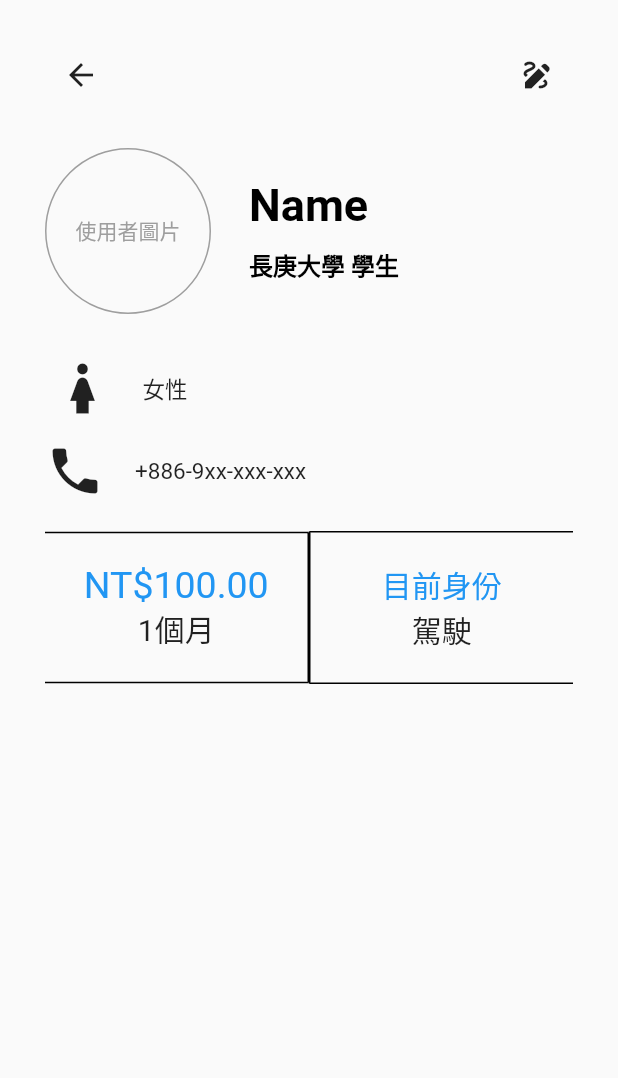
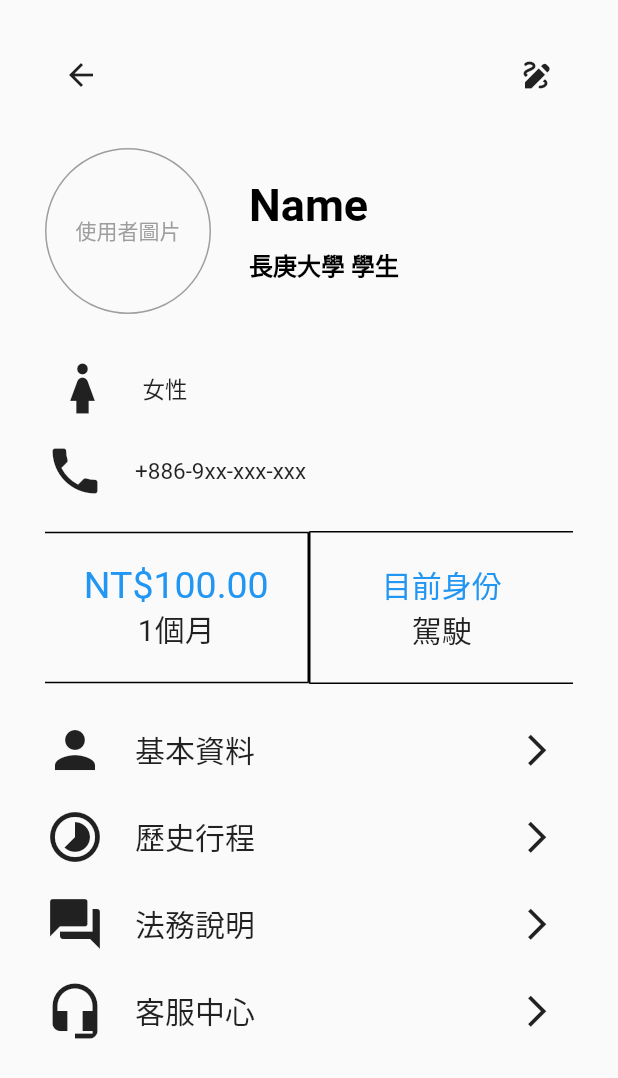
Before and after one commit to DraggyChen/pickup_flutter_app, a Flutter app: the Settings_page screen opened directly, on a phone screen of 412 x 824 dp. Shown: the top 1078 px of the screen. Run offline on Flutter 3.47's test engine with Material 2 defaults, Android fonts, the phone set to English and light mode, and no system bars; our stand-ins replace image_picker, mask_text_input_formatter.

Commit message:
設定：基本資料、歷史行程、法務說明、客服中心 的Row

```diff
--- a/lib/view/settings/settings_page.dart
+++ b/lib/view/settings/settings_page.dart
@@ -1,4 +1,5 @@
 import 'package:flutter/material.dart';
+import 'package:pickup/view/settings/settings_row.dart';
 
 import '../../style/styles.dart';
 import '../../utils/CircleImagePicker.dart';
@@ -124,6 +125,7 @@ class _Settings_pageState extends State<Settings_page> {
               /* 方案、身份 */
               Row(
                 children: [
+                  //左半部
                   Expanded(
                     child: Container(
                       decoration: BoxDecoration(
@@ -151,6 +153,7 @@ class _Settings_pageState extends State<Settings_page> {
                       ),
                     ),
                   ),
+                  //右半部
                   Expanded(
                     child: Container(
                       decoration: BoxDecoration(
@@ -179,7 +182,40 @@ class _Settings_pageState extends State<Settings_page> {
                     ),
                   ),
                 ],
-              )
+              ),
+              SizedBox(
+                height: 20,
+              ),
+              /* 基本資料、歷史行程、法務說明、客服中心 */
+              SettingsRow(
+                  iconData: Icons.person,
+                  title: "基本資料",
+                  onTap: () {
+                    //基本資料 ui
+                  }),
+              SizedBox(height: 10),
+              SettingsRow(
+                  iconData: Icons.timelapse_sharp,
+                  title: "歷史行程",
+                  onTap: () {
+                    //歷史行程 ui
+                  }),
+              SizedBox(height: 10),
+              SettingsRow(
+                  iconData: Icons.question_answer,
+                  title: "法務說明",
+                  onTap: () {
+                    //法務說明 ui
+                  }),
+              SizedBox(height: 10),
+              SettingsRow(
+                  iconData: Icons.headset_mic,
+                  title: "客服中心",
+                  onTap: () {
+                    //客服中心 ui
+                  }),
+
+
             ],
           ),
         ),
--- /dev/null
+++ b/lib/view/settings/settings_row.dart
@@ -0,0 +1,35 @@
+import 'package:flutter/cupertino.dart';
+import 'package:flutter/material.dart';
+
+class SettingsRow extends StatelessWidget {
+  final IconData iconData; // 用於表示圖標
+  final String title; // 用於表示文字內容
+  final VoidCallback onTap; // 點擊箭頭時的回調函數
+
+  SettingsRow({required this.iconData, required this.title, required this.onTap});
+
+  @override
+  Widget build(BuildContext context) {
+    return Row(
+      children: [
+        Icon(
+          iconData,
+          size: 40,
+        ),
+        SizedBox(width: 20),
+        Text(
+          title,
+          style: TextStyle(fontSize: 20),
+        ),
+        Spacer(),
+        IconButton(
+          onPressed: onTap,
+          icon: Icon(
+            Icons.arrow_forward_ios,
+            size: 25,
+          ),
+        ),
+      ],
+    );
+  }
+}
```
